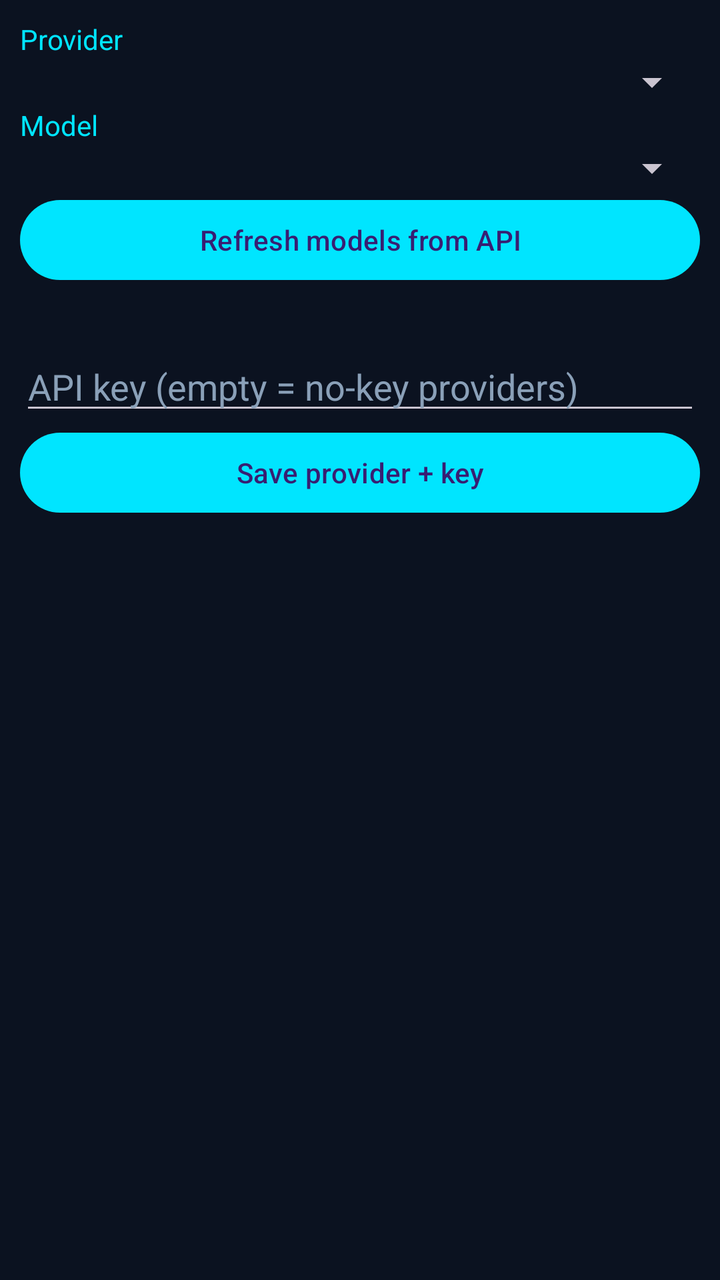
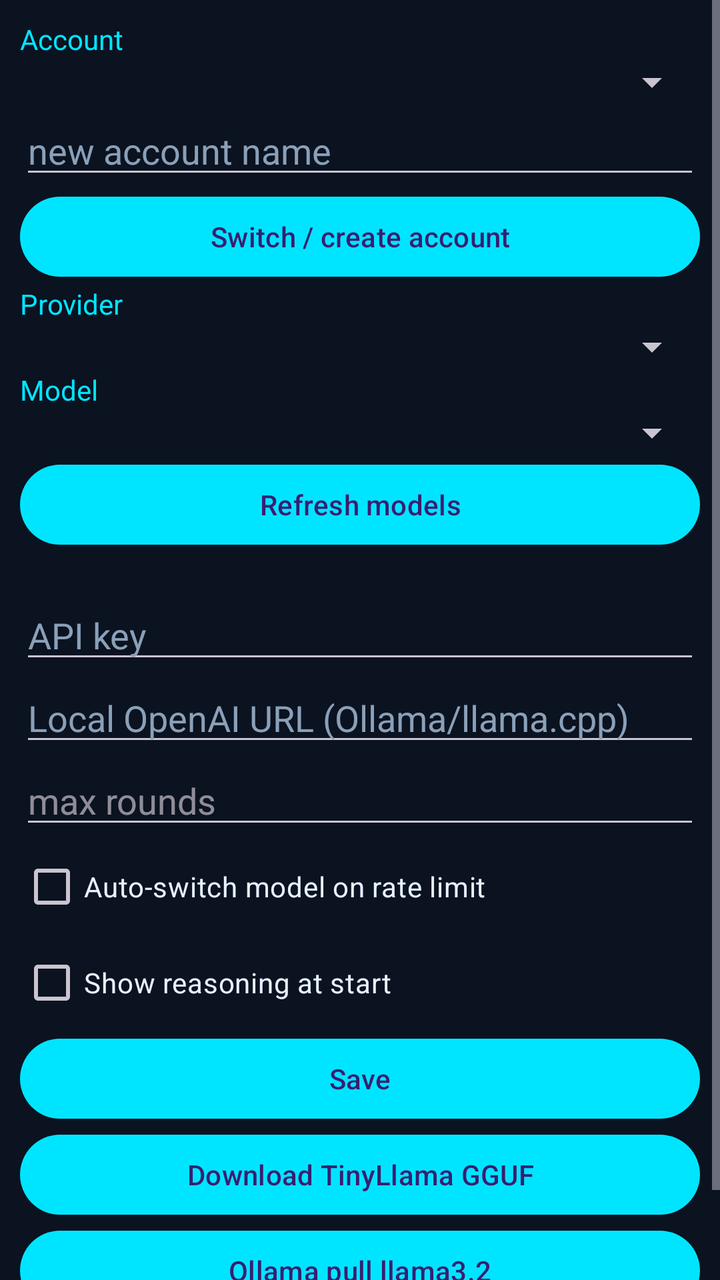

Before-and-after screenshots of an Android layout around one commit, followed by the original layout XML and the change that was made.
<!-- AndroidManifest.xml: application theme Theme.AndroIDE -->
<!-- res/layout/tab_settings.xml -->
<?xml version="1.0" encoding="utf-8"?>
<ScrollView xmlns:android="http://schemas.android.com/apk/res/android"
    android:layout_width="match_parent"
    android:layout_height="match_parent">
    <LinearLayout
        android:orientation="vertical"
        android:padding="10dp"
        android:layout_width="match_parent"
        android:layout_height="wrap_content">

        <TextView android:text="Provider" android:textColor="@color/accent" android:layout_width="wrap_content" android:layout_height="wrap_content" />
        <Spinner android:id="@+id/providerSpin" android:layout_width="match_parent" android:layout_height="wrap_content" />

        <TextView android:text="Model" android:textColor="@color/accent" android:layout_width="wrap_content" android:layout_height="wrap_content" />
        <Spinner android:id="@+id/modelSpin" android:layout_width="match_parent" android:layout_height="wrap_content" />
        <Button android:id="@+id/btnRefreshModels" android:layout_width="match_parent" android:layout_height="wrap_content" android:text="Refresh models from API" />

        <TextView android:id="@+id/keyHint" android:textColor="@color/muted" android:layout_width="match_parent" android:layout_height="wrap_content" android:paddingTop="8dp" />
        <EditText android:id="@+id/apiKey" android:layout_width="match_parent" android:layout_height="wrap_content" android:hint="API key (empty = no-key providers)" android:inputType="textPassword" android:textColor="@color/text" android:textColorHint="@color/muted" />
        <Button android:id="@+id/btnSaveKeys" android:layout_width="match_parent" android:layout_height="wrap_content" android:text="Save provider + key" />
        <TextView android:id="@+id/setLog" android:textColor="@color/gold" android:layout_width="match_parent" android:layout_height="wrap_content" />
    </LinearLayout>
</ScrollView>
<!-- resources referenced by this layout -->
<resources>
  <color name="accent">#00E5FF</color>
  <color name="gold">#FFD54F</color>
  <color name="muted">#8AA0B8</color>
  <color name="text">#E8F1FF</color>
  <style name="Theme.AndroIDE" parent="Theme.Material3.Dark.NoActionBar">
          <item name="colorPrimary">#00E5FF</item>
          <item name="colorSecondary">#FFD54F</item>
          <item name="android:statusBarColor">#0B1220</item>
          <item name="android:navigationBarColor">#0B1220</item>
          <item name="android:windowBackground">#0B1220</item>
      </style>
</resources>

<!-- the commit's change to res/layout/tab_settings.xml (unified diff, before → after) -->
@@ -2,22 +2,30 @@
 <ScrollView xmlns:android="http://schemas.android.com/apk/res/android"
     android:layout_width="match_parent"
     android:layout_height="match_parent">
-    <LinearLayout
-        android:orientation="vertical"
-        android:padding="10dp"
-        android:layout_width="match_parent"
-        android:layout_height="wrap_content">
+    <LinearLayout android:orientation="vertical" android:padding="10dp" android:layout_width="match_parent" android:layout_height="wrap_content">
+
+        <TextView android:text="Account" android:textColor="@color/accent" android:layout_width="wrap_content" android:layout_height="wrap_content" />
+        <Spinner android:id="@+id/accountSpin" android:layout_width="match_parent" android:layout_height="wrap_content" />
+        <EditText android:id="@+id/newAccount" android:hint="new account name" android:textColor="@color/text" android:textColorHint="@color/muted" android:layout_width="match_parent" android:layout_height="wrap_content" />
+        <Button android:id="@+id/btnAddAccount" android:text="Switch / create account" android:layout_width="match_parent" android:layout_height="wrap_content" />
 
         <TextView android:text="Provider" android:textColor="@color/accent" android:layout_width="wrap_content" android:layout_height="wrap_content" />
         <Spinner android:id="@+id/providerSpin" android:layout_width="match_parent" android:layout_height="wrap_content" />
-
         <TextView android:text="Model" android:textColor="@color/accent" android:layout_width="wrap_content" android:layout_height="wrap_content" />
         <Spinner android:id="@+id/modelSpin" android:layout_width="match_parent" android:layout_height="wrap_content" />
-        <Button android:id="@+id/btnRefreshModels" android:layout_width="match_parent" android:layout_height="wrap_content" android:text="Refresh models from API" />
+        <Button android:id="@+id/btnRefreshModels" android:text="Refresh models" android:layout_width="match_parent" android:layout_height="wrap_content" />
 
-        <TextView android:id="@+id/keyHint" android:textColor="@color/muted" android:layout_width="match_parent" android:layout_height="wrap_content" android:paddingTop="8dp" />
-        <EditText android:id="@+id/apiKey" android:layout_width="match_parent" android:layout_height="wrap_content" android:hint="API key (empty = no-key providers)" android:inputType="textPassword" android:textColor="@color/text" android:textColorHint="@color/muted" />
-        <Button android:id="@+id/btnSaveKeys" android:layout_width="match_parent" android:layout_height="wrap_content" android:text="Save provider + key" />
+        <TextView android:id="@+id/keyHint" android:textColor="@color/muted" android:layout_width="match_parent" android:layout_height="wrap_content" />
+        <EditText android:id="@+id/apiKey" android:hint="API key" android:inputType="textPassword" android:textColor="@color/text" android:textColorHint="@color/muted" android:layout_width="match_parent" android:layout_height="wrap_content" />
+
+        <EditText android:id="@+id/localBase" android:hint="Local OpenAI URL (Ollama/llama.cpp)" android:textColor="@color/text" android:textColorHint="@color/muted" android:layout_width="match_parent" android:layout_height="wrap_content" />
+        <EditText android:id="@+id/maxRounds" android:hint="max rounds" android:inputType="number" android:textColor="@color/text" android:layout_width="match_parent" android:layout_height="wrap_content" />
+        <CheckBox android:id="@+id/autoRotate" android:text="Auto-switch model on rate limit" android:textColor="@color/text" android:layout_width="match_parent" android:layout_height="wrap_content" />
+        <CheckBox android:id="@+id/showReason" android:text="Show reasoning at start" android:textColor="@color/text" android:layout_width="match_parent" android:layout_height="wrap_content" />
+
+        <Button android:id="@+id/btnSaveKeys" android:text="Save" android:layout_width="match_parent" android:layout_height="wrap_content" />
+        <Button android:id="@+id/btnDlTiny" android:text="Download TinyLlama GGUF" android:layout_width="match_parent" android:layout_height="wrap_content" />
+        <Button android:id="@+id/btnOllama" android:text="Ollama pull llama3.2" android:layout_width="match_parent" android:layout_height="wrap_content" />
         <TextView android:id="@+id/setLog" android:textColor="@color/gold" android:layout_width="match_parent" android:layout_height="wrap_content" />
     </LinearLayout>
 </ScrollView>
